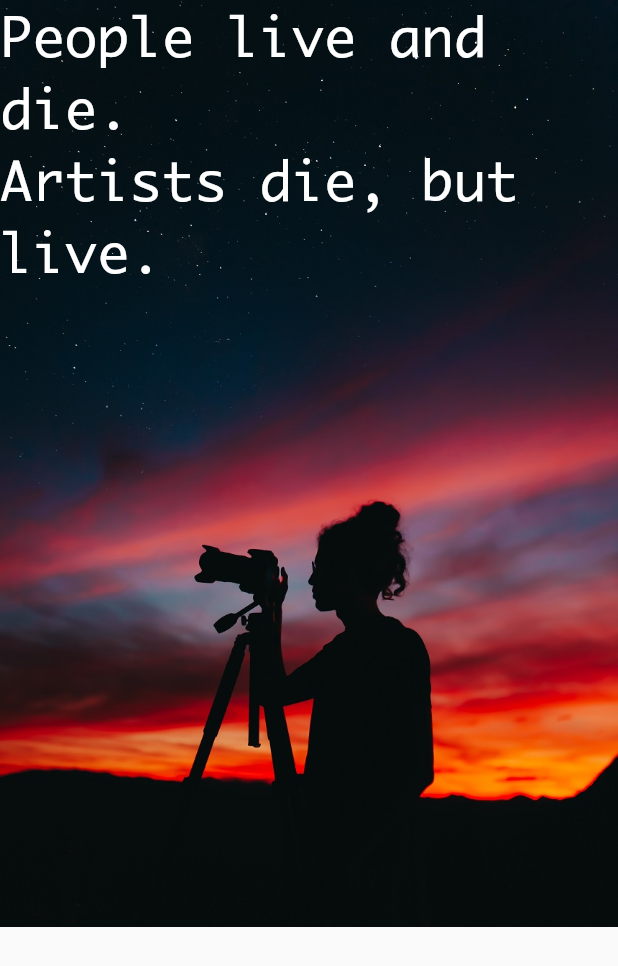
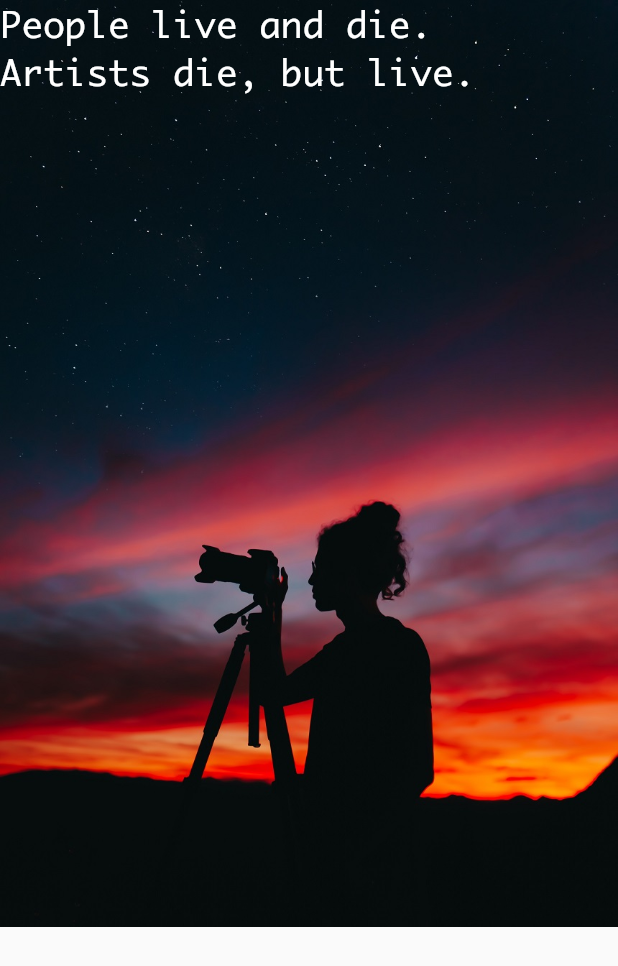
Before and after one commit to Luke-Vader/artcab, a Flutter app: the screen it shows after launch, on a phone screen of 412 x 824 dp. Shown: the top 966 px of the screen. Run offline on Flutter 3.47's test engine with Material 2 defaults, Android fonts, the phone set to English and light mode, and no system bars; our stand-ins replace firebase_auth; accounts and stored records are empty.

Commit message:
Update welcome.dart
Co-Authored-By: Sanket Mandal <sanketmndl@users.noreply.github.com>

```diff
--- a/artcab/lib/welcome.dart
+++ b/artcab/lib/welcome.dart
@@ -21,10 +21,11 @@ class _WelcomeState extends State<Welcome> {
               "People live and die.\nArtists die, but live.",
               style: TextStyle(
                 color: Colors.white,
-            fontSize: 36,
+                fontSize: 24,
               ),
             ),
           ],
-    ));
+          )
+        );
   }
 }
```
Lines whose indentation alone changed are shown as unchanged.
